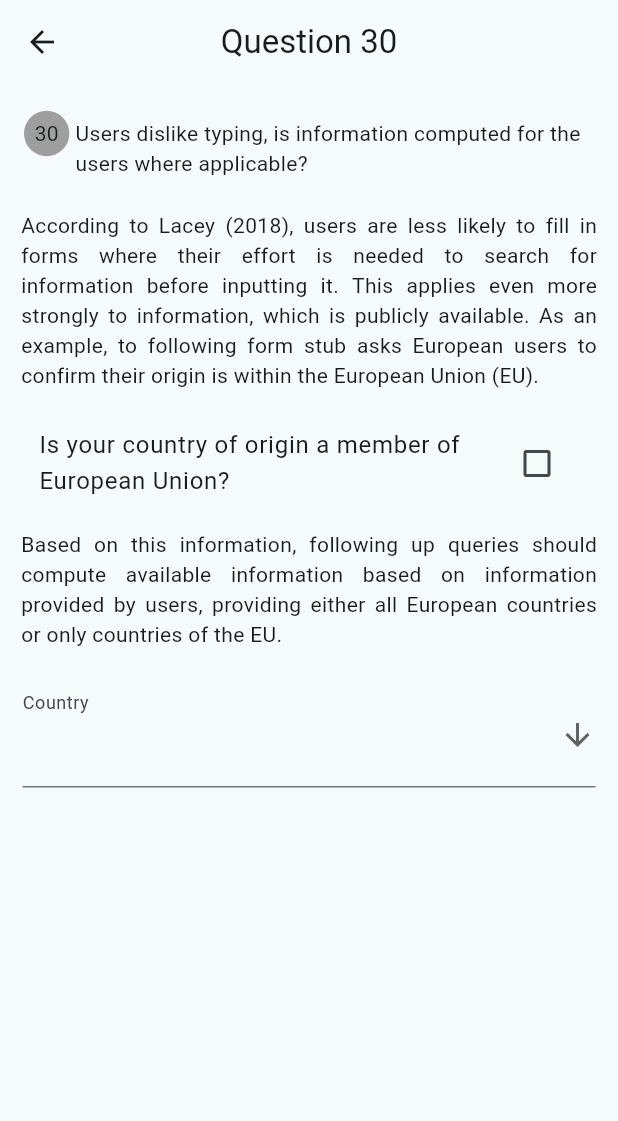
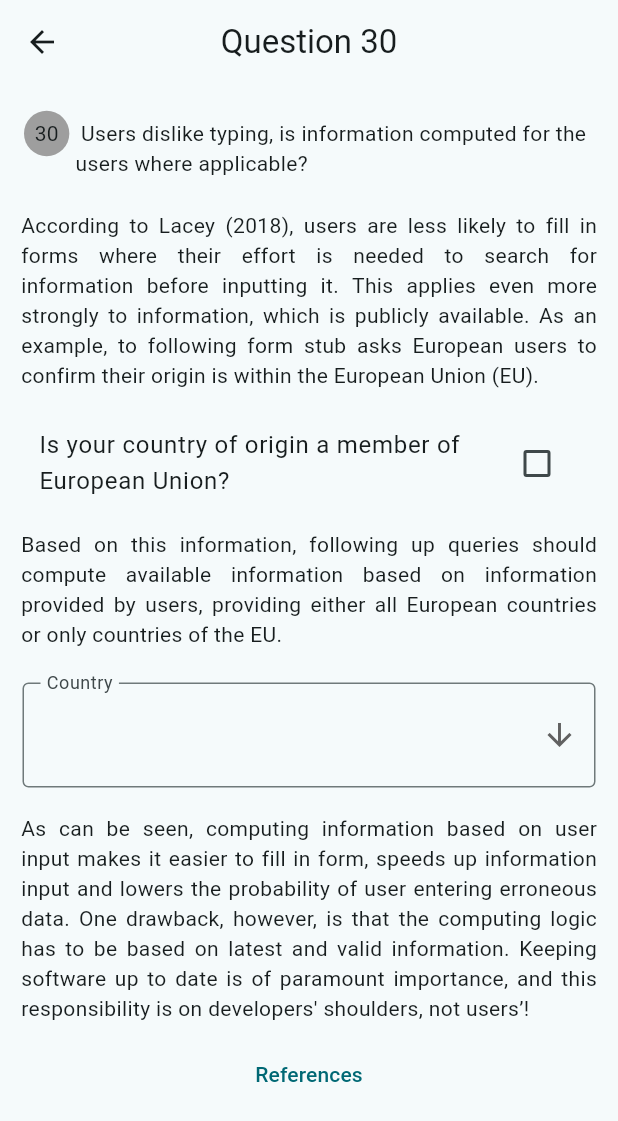
Before and after one commit to marek-jakub/usable_design, a Flutter app: the QuestionThirtyScreen screen opened by its route, on a phone screen of 412 x 824 dp. Shown: the top 1121 px of the screen. Run offline on Flutter 3.47's test engine with Material 3 defaults, Android fonts, the phone set to English and light mode, and no system bars.

Commit message:
Update question 30 screen.

```diff
--- a/lib/router/route_generator.dart
+++ b/lib/router/route_generator.dart
@@ -13,6 +13,9 @@ class RouteGenerator {
       case '/question_30':
         return MaterialPageRoute(
             settings: settings, builder: (_) => const QuestionThirtyScreen());
+      case '/references':
+        return MaterialPageRoute(
+            settings: settings, builder: (_) => const ReferencesScreen());
 
       default:
         return _errorRoute();
--- a/lib/screens/question_30/question_30_screen.dart
+++ b/lib/screens/question_30/question_30_screen.dart
@@ -2,7 +2,6 @@ import 'package:flutter/material.dart';
 
 import '../../data/europe.dart';
 
-// import 'eu_checkbox_field.dart';
 import 'state_dropdown_field.dart';
 
 class QuestionThirtyScreen extends StatefulWidget {
@@ -36,7 +35,8 @@ class _QuestionThirtyScreenState extends State<QuestionThirtyScreen> {
         centerTitle: true,
         title: const Text('Question 30'),
       ),
-      body: Column(
+      body: SingleChildScrollView(
+        child: Column(
           children: [
             Padding(
               padding: const EdgeInsets.all(16.0),
@@ -100,14 +100,27 @@ class _QuestionThirtyScreenState extends State<QuestionThirtyScreen> {
                 listValues: _countries,
               ),
             ),
+            Padding(
+              padding: const EdgeInsets.fromLTRB(14, 5, 14, 10),
+              child: Text(
+                _getSummary(),
+                textAlign: TextAlign.justify,
+              ),
+            ),
+            TextButton(
+              onPressed: () => Navigator.pushNamed(context, '/references'),
+              child: const Text('References'),
+            ),
           ],
+        ),
       ),
     );
   }
 
   String _getQuestion30() {
-    String question = '''Users dislike typing, is information computed
-                   for the users where applicable?''';
+    String question = '''
+      Users dislike typing, is information computed for the users where
+       applicable?''';
 
     final extraWhiteSpace = RegExp(r'(?! )\s+| \s+');
     question = question.replaceAll('\n', '');
@@ -118,11 +131,11 @@ class _QuestionThirtyScreenState extends State<QuestionThirtyScreen> {
 
   String _getIntro() {
     String introduction = '''
-  According to Lacey (2018), users are less likely to fill in forms where their
- effort is needed to search for information before inputting it. This applies
-  even more strongly to information, which is publicly available.
-As an example, to following form stub asks European users to confirm their
- origin is within the European Union (EU).
+      According to Lacey (2018), users are less likely to fill in forms where
+      their effort is needed to search for information before inputting it.
+      This applies even more strongly to information, which is publicly
+      available. As an example, to following form stub asks European users
+      to confirm their origin is within the European Union (EU).
       ''';
 
     final extraWhiteSpace = RegExp(r'(?! )\s+| \s+');
@@ -146,6 +159,23 @@ Based on this information, following up queries should compute available
     return description;
   }
 
+  String _getSummary() {
+    String description = '''
+      As can be seen, computing information based on user input makes it easier
+      to fill in form, speeds up information input and lowers the probability
+      of user entering erroneous data. One drawback, however, is that the
+      computing logic has to be based on latest and valid information. Keeping
+      software up to date is of paramount importance, and this responsibility
+      is on developers' shoulders, not users’!
+      ''';
+
+    final extraWhiteSpace = RegExp(r'(?! )\s+| \s+');
+    description = description.replaceAll('\n', '');
+    description = description.replaceAll(extraWhiteSpace, ' ');
+
+    return description;
+  }
+
   void _updateCountries(bool selected) {
     Map<String, bool> euCountries;
     Map<String, bool> europeanCountries = Europe().europeCountries;
--- a/lib/screens/question_30/state_dropdown_field.dart
+++ b/lib/screens/question_30/state_dropdown_field.dart
@@ -27,6 +27,7 @@ class _StateDropdownField extends State<StateDropdownField> {
           icon: const Icon(Icons.arrow_downward),
           value: widget._controller.text,
           decoration: InputDecoration(
+            border: const OutlineInputBorder(),
             label: Text(widget._label),
           ),
           validator: (value) {
@@ -35,7 +36,7 @@ class _StateDropdownField extends State<StateDropdownField> {
             }
             return null;
           },
-          menuMaxHeight: 200.0,
+          menuMaxHeight: 250.0,
           padding: const EdgeInsets.fromLTRB(10, 7, 10, 7),
           onChanged: (String? value) {
             setState(() {
--- a/lib/screens/screens.dart
+++ b/lib/screens/screens.dart
@@ -1,2 +1,3 @@
 export 'question_30/question_30_screen.dart';
+export 'references_screen.dart';
 export 'welcome_screen.dart';
```
Lines whose indentation alone changed are shown as unchanged.
